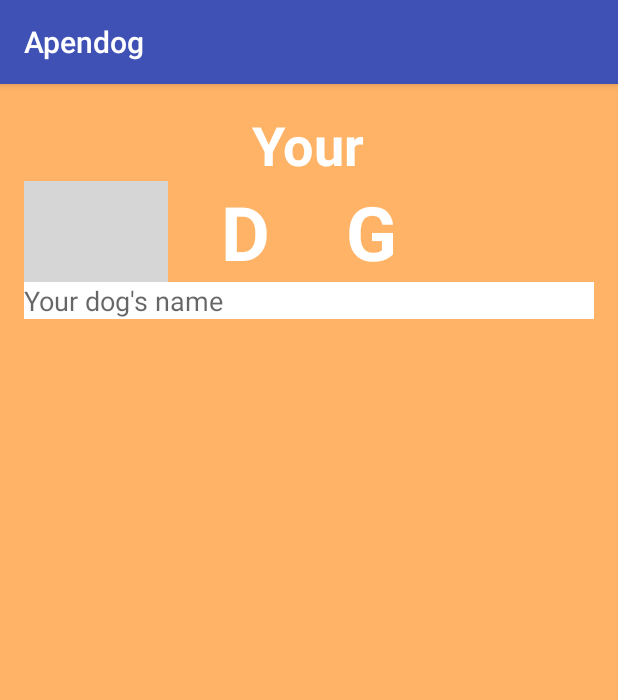
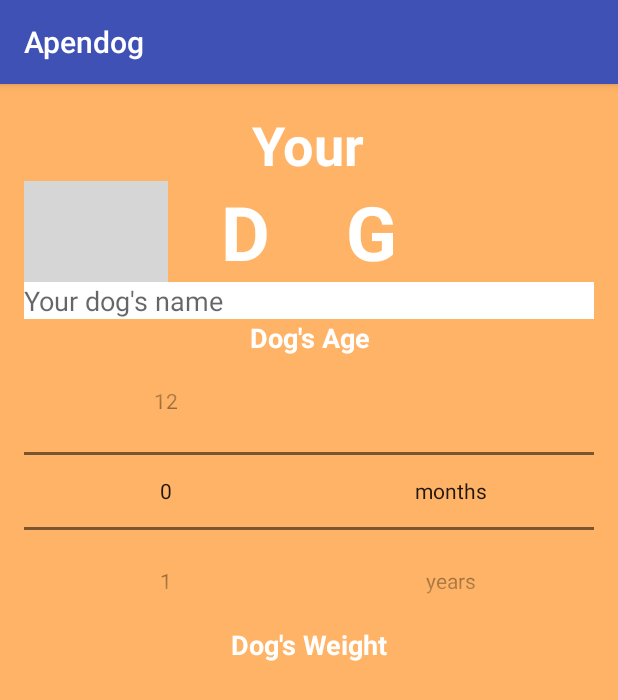
Before and after one commit to Apendog/Apendog, an Android app: the loginActivity screen opened directly, with no data from a screen before it, on a phone screen of 412 x 824 dp. Shown: the top 700 px of the screen. Run offline under Robolectric (Android 15) with nearby library versions, the phone set to English and light mode, and no system bars; grey boxes are pictures that could not be loaded.

Commit message:
Log in screen and part of dog profile creation. some responsive problems

```diff
--- a/app/src/main/java/alpha/com/apendog/loginActivity.java
+++ b/app/src/main/java/alpha/com/apendog/loginActivity.java
@@ -6,32 +6,55 @@ import android.widget.NumberPicker;
 
 
 
-public class loginActivity extends AppCompatActivity {
+public class loginActivity extends AppCompatActivity implements NumberPicker.OnValueChangeListener {
 
+    public NumberPicker np  = null;
+    public NumberPicker np2 = null;
     @Override
     protected void onCreate(Bundle savedInstanceState) {
         super.onCreate(savedInstanceState);
         setContentView(R.layout.activity_login);
 
-        // Getting picker widget from XML
-       /* NumberPicker np = (NumberPicker) findViewById(R.id.numberPicker2);
+        // Getting picker widget from XML for age selector
 
-        //Populate NumberPicker values from minimum and maximum value range
-        //Set the minimum value of NumberPicker
-        np.setMinValue(0);
-        //Specify the maximum value/number of NumberPicker
-        np.setMaxValue(10);
-        //this method makes it so the user can't edit values of the picker
+        // This one is the number of years or months for age
+        np = (NumberPicker) findViewById(R.id.numberPicker2);
+
+        // This one selects months or years
+        np2 = (NumberPicker) findViewById(R.id.numberPicker);
+
+
+        //this makes it so values in pickers cannot be modified by user,
+        //    only selected
         np.setDescendantFocusability(NumberPicker.FOCUS_BLOCK_DESCENDANTS);
+        np2.setDescendantFocusability(NumberPicker.FOCUS_BLOCK_DESCENDANTS);
+
+        // makes the picker cycle
         np.setWrapSelectorWheel(true);
 
-        np.setOnValueChangedListener(new NumberPicker.OnValueChangeListener() {
+        // We are populating the month/year picker with two values-"month" and "year"
+        np2.setMinValue(0);
 
-            @Override
-            public void onValueChange(NumberPicker picker, int oldVal, int newVal) {
-                picker.setValue((newVal < oldVal)?oldVal-5:oldVal+5);
-            }
+        np2.setMaxValue(1);
 
-        });*/
+        np2.setDisplayedValues(new String[]{"months", "years"});
+
+        np.setMinValue(0);
+
+        np.setMaxValue(12);
+
+        np2.setOnValueChangedListener(this);
     }
+
+    public void onValueChange(NumberPicker np2, int oldVal, int newVal) {
+        if (np2.getValue() == 0) {
+            np.setMinValue(0);
+            np.setMaxValue(12);
+        }
+        else {
+            np.setMinValue(1);
+            np.setMaxValue(25);
+        }
+    }
+
 }
--- a/app/src/main/res/layout/activity_login.xml
+++ b/app/src/main/res/layout/activity_login.xml
@@ -57,13 +57,60 @@
 
             <EditText
                 android:layout_width="match_parent"
-                android:layout_height="wrap_content"
+                android:layout_height="match_parent"
                 android:inputType="textPersonName"
                 android:ems="10"
                 android:id="@+id/editText2"
                 android:background="@android:color/white"
                 android:hint="Your dog's name" />
 
+            <TextView
+                android:text="Dog's Age"
+                android:layout_width="match_parent"
+                android:layout_height="wrap_content"
+                android:id="@+id/textView4"
+                android:textColor="@android:color/white"
+                android:textAlignment="center"
+                android:textStyle="normal|bold"
+                android:textSize="18sp"
+                tools:text="Dog's Age" />
+
+            <LinearLayout
+                android:orientation="horizontal"
+                android:layout_width="match_parent"
+                android:layout_height="match_parent">
+
+                <NumberPicker
+                    android:layout_width="wrap_content"
+                    android:layout_height="wrap_content"
+                    android:id="@+id/numberPicker2"
+                    android:layout_weight="1" />
+
+                <NumberPicker
+                    android:layout_width="wrap_content"
+                    android:layout_height="wrap_content"
+                    android:id="@+id/numberPicker"
+                    android:layout_weight="1" />
+
+            </LinearLayout>
+
+            <TextView
+                android:text="Dog's Weight"
+                android:layout_width="match_parent"
+                android:layout_height="wrap_content"
+                android:id="@+id/textView7"
+                android:layout_weight="1"
+                tools:text="Dog's Weight"
+                android:textStyle="normal|bold"
+                android:textAlignment="center"
+                android:textColor="@android:color/white"
+                android:textSize="18sp" />
+
+            <LinearLayout
+                android:orientation="horizontal"
+                android:layout_width="match_parent"
+                android:layout_height="match_parent"></LinearLayout>
+
         </LinearLayout>
     </ScrollView>
 
```
Also changed, not shown: app/src/main/res/layout/activity_main.xml (+65 -48 lines).
